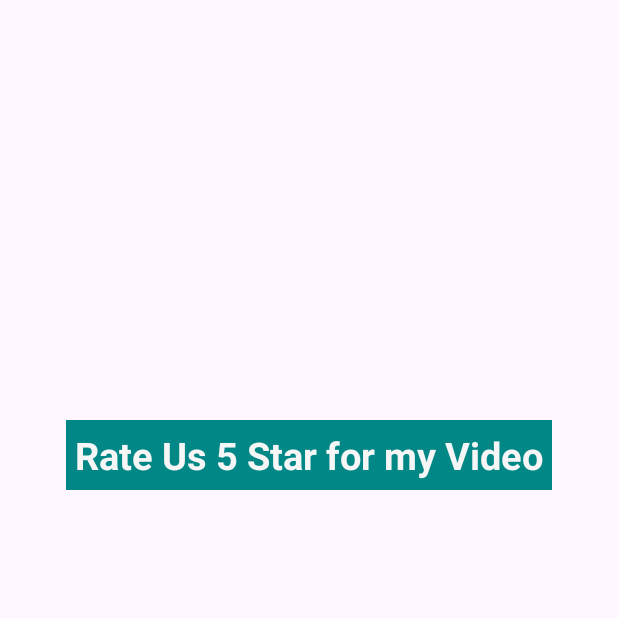
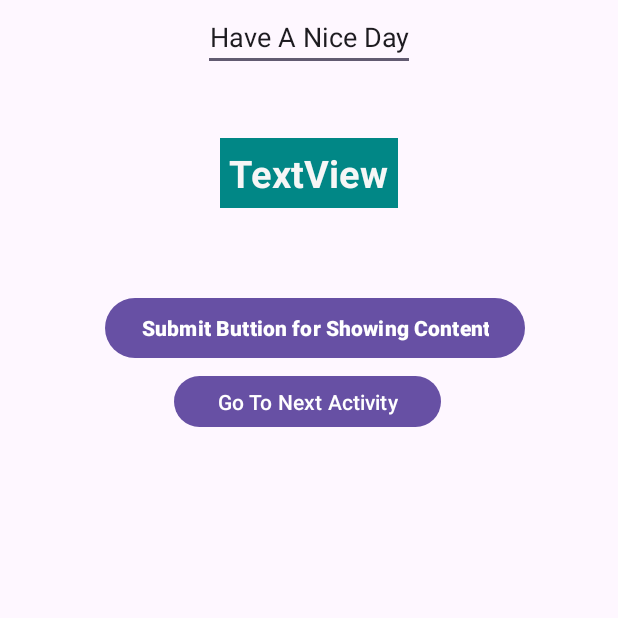
Before and after one commit to Thunder-ysy/Learnkotiview, an Android app: the screen it shows after launch (MainActivity), on a phone screen of 412 x 824 dp, the top half of it. Run offline under Robolectric (Android 15) with nearby library versions, the phone set to English and light mode, and no system bars.

Commit message:
2nd Add Activity

```diff
--- a/app/src/main/AndroidManifest.xml
+++ b/app/src/main/AndroidManifest.xml
@@ -13,6 +13,9 @@
         android:theme="@style/Theme.LearnviewAttribute"
         tools:targetApi="31">
         <activity
+            android:name=".SecondScreen"
+            android:exported="false" />
+        <activity
             android:name=".MainActivity"
             android:exported="true">
             <intent-filter>
--- a/app/src/main/java/com/example/learnviewattribute/MainActivity.kt
+++ b/app/src/main/java/com/example/learnviewattribute/MainActivity.kt
@@ -1,18 +1,51 @@
 package com.example.learnviewattribute
 
 import android.annotation.SuppressLint
+import android.content.Intent
 import androidx.appcompat.app.AppCompatActivity
 import android.os.Bundle
+import android.view.View
+import android.widget.Button
+import android.widget.EditText
 import android.widget.TextView
+import android.widget.Toast
 
 class MainActivity : AppCompatActivity() {
     @SuppressLint("MissingInflatedId")
     override fun onCreate(savedInstanceState: Bundle?) {
         super.onCreate(savedInstanceState)
         setContentView(R.layout.activity_main)
+        // Declare Views
+        val textvidew:TextView= findViewById(R.id.textView)
+        val edittxt:EditText=findViewById(R.id.editText)
+        val mybutton=findViewById<Button>(R.id.clbutton)
+        val bugonext=findViewById<Button>(R.id.gonext)
 
-        val textvidew:TextView= findViewById(R.id.textView)
-        textvidew.setText("Rate Us 5 Star for my Video")
+
+
+
+
+
+
+
+        // *Adding Functionlity
+
+//        ** Set Text From Edit Box to TExt Box By Pressing A Button
+
+        mybutton.setOnClickListener(){
+            val mytext=edittxt.text
+            textvidew.setText(mytext)
+
+//          textvidew.setText
+            Toast.makeText(this@MainActivity,"The Button is Clicked",Toast.LENGTH_LONG).show()
+        }
+
+//        ** Go To Next Activity by Clicking on A Button
+        bugonext.setOnClickListener(){
+            val intent=Intent(this,SecondScreen::class.java)
+            startActivity(intent)
+        }
+
 
     }
 }
--- a/app/src/main/res/layout/activity_main.xml
+++ b/app/src/main/res/layout/activity_main.xml
@@ -6,22 +6,63 @@
     android:layout_height="match_parent"
     tools:context=".MainActivity">
 
+    <EditText
+        android:id="@+id/editText"
+        android:layout_width="wrap_content"
+        android:layout_height="wrap_content"
+        android:gravity="center"
+
+        android:text="Have A Nice Day"
+        app:layout_constraintBottom_toTopOf="@+id/textView"
+        app:layout_constraintEnd_toEndOf="parent"
+        app:layout_constraintStart_toStartOf="parent"
+        app:layout_constraintTop_toTopOf="parent"
+        app:layout_constraintVertical_bias="0.042">
+
+    </EditText>
+
+    <Button
+        android:id="@+id/gonext"
+        android:layout_width="178dp"
+        android:layout_height="42dp"
+        android:layout_marginStart="116dp"
+        android:layout_marginTop="4dp"
+        android:text="Go To Next Activity"
+
+        app:layout_constraintStart_toStartOf="parent"
+        app:layout_constraintTop_toBottomOf="@+id/clbutton">
+
+    </Button>
+
+    <Button
+        android:id="@+id/clbutton"
+        android:layout_width="wrap_content"
+        android:layout_height="wrap_content"
+        android:layout_marginStart="14dp"
+        android:layout_marginTop="56dp"
+        android:text="Submit Buttion for Showing Content"
+        android:textStyle="bold"
+        app:layout_constraintEnd_toEndOf="parent"
+        app:layout_constraintHorizontal_bias="0.475"
+        app:layout_constraintStart_toStartOf="parent"
+        app:layout_constraintTop_toBottomOf="@+id/textView" />
+
     <TextView
         android:id="@+id/textView"
         android:layout_width="wrap_content"
         android:layout_height="wrap_content"
-        android:layout_marginTop="280dp"
+        android:layout_marginTop="92dp"
         android:background="@color/design_default_color_secondary_variant"
+        android:padding="6dp"
         android:text="TextView"
-        android:padding="6dp"
+
 
         android:textColor="#F6F6F6"
         android:textSize="25sp"
         android:textStyle="normal|bold"
         app:layout_constraintEnd_toEndOf="parent"
-        app:layout_constraintHorizontal_bias="0.498"
         app:layout_constraintStart_toStartOf="parent"
-        app:layout_constraintTop_toTopOf="parent"
-        tools:targetApi="bac" />
+        app:layout_constraintTop_toTopOf="parent" />
+
 
 </androidx.constraintlayout.widget.ConstraintLayout>
```
Also changed, not shown: app/src/main/java/com/example/learnviewattribute/SecondScreen.kt (added, +15 -0 lines), app/src/main/res/layout/activity_second_screen.xml (added, +41 -0 lines).
